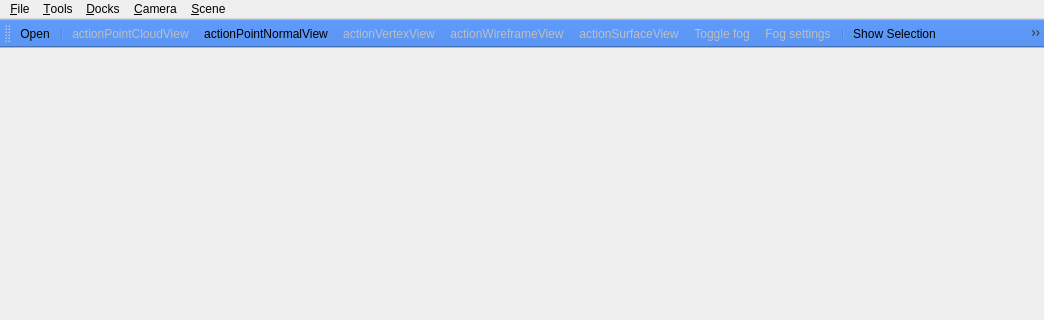
Old version of the form src/qglviewer/ui/MainWindow.ui in the repository uos/lvr2; both pictures show x 0 to 1044 and y 0 to 320 of the 1044 by 840 pixel window.
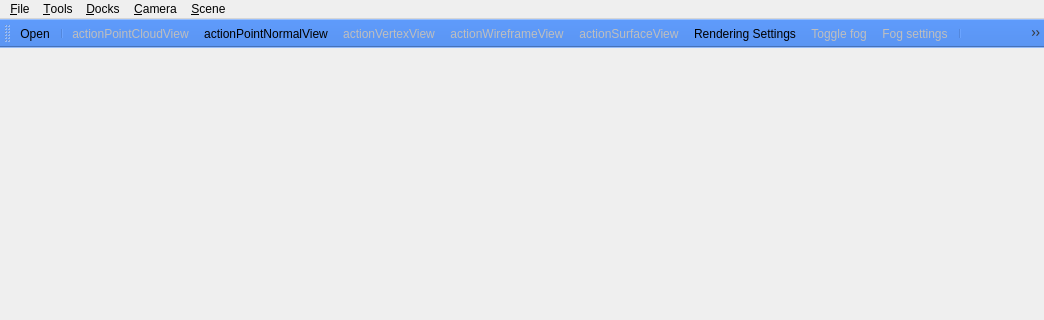
New version of the form. Icons and pictures are not drawn.

Commit message: Added button fpr rendering settings

What changed in the file:
```diff
--- a/src/qglviewer/ui/MainWindow.ui
+++ b/src/qglviewer/ui/MainWindow.ui
@@ -191,6 +191,7 @@
    <addaction name="actionVertexView"/>
    <addaction name="actionWireframeView"/>
    <addaction name="actionSurfaceView"/>
+   <addaction name="actionRenderingSettings"/>
    <addaction name="actionToggle_fog"/>
    <addaction name="actionFog_settings"/>
    <addaction name="separator"/>
@@ -461,6 +462,15 @@
     <string>actionPointNormalView</string>
    </property>
   </action>
+  <action name="actionRenderingSettings">
+   <property name="icon">
+    <iconset resource="../res/viewer.qrc">
+     <normaloff>:/qv_rendering.png</normaloff>:/qv_rendering.png</iconset>
+   </property>
+   <property name="text">
+    <string>Rendering Settings</string>
+   </property>
+  </action>
  </widget>
  <resources>
   <include location="../res/viewer.qrc"/>
```
Left out of the diff: 3 changed lines with no effect on the pictures. The commit also changes 3 other files.
